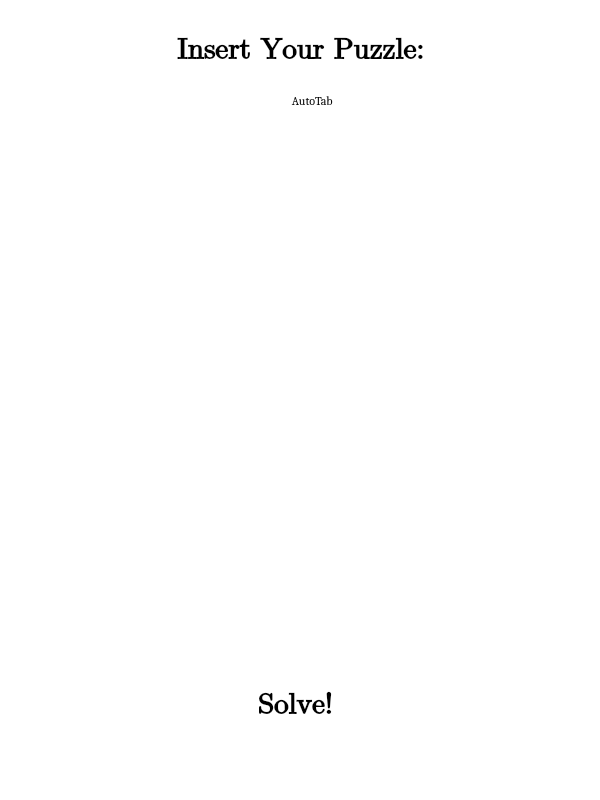
Before: the Qt Designer form mainwindow.ui in HayatoTenryuu/Qt-Sudoku-Solver, drawn with Qt 5.
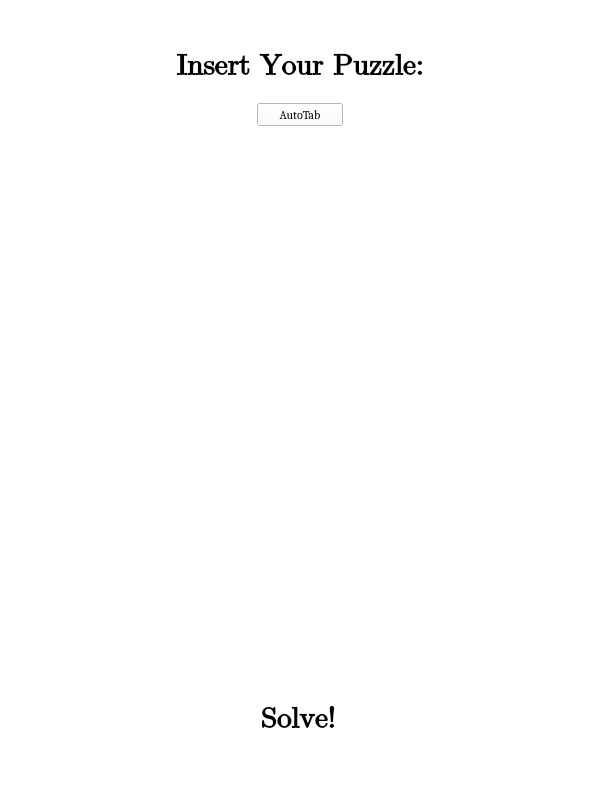
After: the same form once the commit is applied. Icons and pictures are not drawn.

Commit message: Drastically improved the look and behavior of the GUI

The edit to the form file:
```diff
--- a/mainwindow.ui
+++ b/mainwindow.ui
@@ -10,12 +10,6 @@
     <height>800</height>
    </rect>
   </property>
-  <property name="maximumSize">
-   <size>
-    <width>600</width>
-    <height>800</height>
-   </size>
-  </property>
   <property name="font">
    <font>
     <fontweight>DemiBold</fontweight>
@@ -34,14 +28,144 @@
    <enum>QTabWidget::Rounded</enum>
   </property>
   <widget class="QWidget" name="centralwidget">
+   <property name="enabled">
+    <bool>true</bool>
+   </property>
+   <layout class="QGridLayout" name="gridLayout">
+    <item row="0" column="0">
+     <layout class="QVBoxLayout" name="verticalLayout_3">
+      <item>
+       <layout class="QVBoxLayout" name="verticalLayout_2">
+        <item>
+         <spacer name="verticalSpacer">
+          <property name="orientation">
+           <enum>Qt::Vertical</enum>
+          </property>
+          <property name="sizeHint" stdset="0">
+           <size>
+            <width>20</width>
+            <height>13</height>
+           </size>
+          </property>
+         </spacer>
+        </item>
+        <item>
+         <layout class="QHBoxLayout" name="horizontalLayout_5">
+          <item>
+           <spacer name="horizontalSpacer_9">
+            <property name="orientation">
+             <enum>Qt::Horizontal</enum>
+            </property>
+            <property name="sizeHint" stdset="0">
+             <size>
+              <width>508</width>
+              <height>20</height>
+             </size>
+            </property>
+           </spacer>
+          </item>
+          <item>
+           <widget class="QPushButton" name="HelpButton">
+            <property name="sizePolicy">
+             <sizepolicy hsizetype="Expanding" vsizetype="Expanding">
+              <horstretch>0</horstretch>
+              <verstretch>0</verstretch>
+             </sizepolicy>
+            </property>
+            <property name="minimumSize">
+             <size>
+              <width>20</width>
+              <height>20</height>
+             </size>
+            </property>
+            <property name="maximumSize">
+             <size>
+              <width>20</width>
+              <height>20</height>
+             </size>
+            </property>
+            <property name="font">
+             <font>
+              <family>Cambria Math</family>
+              <pointsize>22</pointsize>
+              <bold>true</bold>
+             </font>
+            </property>
+            <property name="cursor">
+             <cursorShape>WhatsThisCursor</cursorShape>
+            </property>
+            <property name="toolTip">
+             <string>&lt;html&gt;&lt;head/&gt;&lt;body&gt;&lt;p&gt;&lt;span style=&quot; font-size:9pt;&quot;&gt;About le game&lt;/span&gt;&lt;/p&gt;&lt;/body&gt;&lt;/html&gt;</string>
+            </property>
+            <property name="autoFillBackground">
+             <bool>false</bool>
+            </property>
+            <property name="styleSheet">
+             <string notr="true"/>
+            </property>
+            <property name="text">
+             <string/>
+            </property>
+            <property name="iconSize">
+             <size>
+              <width>20</width>
+              <height>20</height>
+             </size>
+            </property>
+            <property name="default">
+             <bool>false</bool>
+            </property>
+            <property name="flat">
+             <bool>true</bool>
+            </property>
+           </widget>
+          </item>
+          <item>
+           <spacer name="horizontalSpacer_10">
+            <property name="orientation">
+             <enum>Qt::Horizontal</enum>
+            </property>
+            <property name="sizeType">
+             <enum>QSizePolicy::Fixed</enum>
+            </property>
+            <property name="sizeHint" stdset="0">
+             <size>
+              <width>40</width>
+              <height>20</height>
+             </size>
+            </property>
+           </spacer>
+          </item>
+         </layout>
+        </item>
+        <item>
+         <layout class="QHBoxLayout" name="horizontalLayout_4">
+          <item>
+           <spacer name="horizontalSpacer_7">
+            <property name="orientation">
+             <enum>Qt::Horizontal</enum>
+            </property>
+            <property name="sizeHint" stdset="0">
+             <size>
+              <width>168</width>
+              <height>20</height>
+             </size>
+            </property>
+           </spacer>
+          </item>
+          <item>
    <widget class="QLabel" name="label">
-    <property name="geometry">
-     <rect>
-      <x>160</x>
-      <y>30</y>
-      <width>281</width>
-      <height>40</height>
-     </rect>
+            <property name="sizePolicy">
+             <sizepolicy hsizetype="Expanding" vsizetype="Expanding">
+              <horstretch>0</horstretch>
+              <verstretch>0</verstretch>
+             </sizepolicy>
+            </property>
+            <property name="minimumSize">
+             <size>
+              <width>250</width>
+              <height>30</height>
+             </size>
     </property>
     <property name="font">
      <font>
@@ -63,33 +187,63 @@
      <set>Qt::AlignCenter</set>
     </property>
    </widget>
-   <widget class="QLabel" name="label_2">
-    <property name="geometry">
-     <rect>
-      <x>45</x>
-      <y>128</y>
-      <width>511</width>
-      <height>511</height>
-     </rect>
-    </property>
-    <property name="text">
-     <string/>
-    </property>
-    <property name="pixmap">
-     <pixmap resource="Resources.qrc">:/Resources/Resources/blank-sudoku-grid.png</pixmap>
-    </property>
-    <property name="openExternalLinks">
-     <bool>true</bool>
-    </property>
-   </widget>
-   <widget class="QPushButton" name="pushButton_2">
-    <property name="geometry">
-     <rect>
-      <x>235</x>
-      <y>80</y>
-      <width>131</width>
-      <height>41</height>
-     </rect>
+          </item>
+          <item>
+           <spacer name="horizontalSpacer_8">
+            <property name="orientation">
+             <enum>Qt::Horizontal</enum>
+            </property>
+            <property name="sizeHint" stdset="0">
+             <size>
+              <width>168</width>
+              <height>20</height>
+             </size>
+            </property>
+           </spacer>
+          </item>
+         </layout>
+        </item>
+        <item>
+         <spacer name="verticalSpacer_2">
+          <property name="orientation">
+           <enum>Qt::Vertical</enum>
+          </property>
+          <property name="sizeHint" stdset="0">
+           <size>
+            <width>20</width>
+            <height>13</height>
+           </size>
+          </property>
+         </spacer>
+        </item>
+        <item>
+         <layout class="QHBoxLayout" name="horizontalLayout_3">
+          <item>
+           <spacer name="horizontalSpacer_5">
+            <property name="orientation">
+             <enum>Qt::Horizontal</enum>
+            </property>
+            <property name="sizeHint" stdset="0">
+             <size>
+              <width>248</width>
+              <height>20</height>
+             </size>
+            </property>
+           </spacer>
+          </item>
+          <item>
+           <widget class="QPushButton" name="TabButton">
+            <property name="sizePolicy">
+             <sizepolicy hsizetype="Expanding" vsizetype="Expanding">
+              <horstretch>0</horstretch>
+              <verstretch>0</verstretch>
+             </sizepolicy>
+            </property>
+            <property name="minimumSize">
+             <size>
+              <width>80</width>
+              <height>23</height>
+             </size>
     </property>
     <property name="font">
      <font>
@@ -99,15 +253,13 @@
      </font>
     </property>
     <property name="layoutDirection">
-     <enum>Qt::LeftToRight</enum>
+             <enum>Qt::RightToLeft</enum>
     </property>
     <property name="styleSheet">
-     <string notr="true">background-image: url(:/Resources/Resources/background.png);
-image: url(:/Resources/Resources/inactive.png);
-color: rgb(0, 0, 0);</string>
+             <string notr="true"/>
     </property>
     <property name="text">
-     <string>         AutoTab</string>
+             <string>AutoTab</string>
     </property>
     <property name="iconSize">
      <size>
@@ -121,25 +273,140 @@
     <property name="checked">
      <bool>false</bool>
     </property>
-    <property name="flat">
+           </widget>
+          </item>
+          <item>
+           <spacer name="horizontalSpacer_6">
+            <property name="orientation">
+             <enum>Qt::Horizontal</enum>
+            </property>
+            <property name="sizeHint" stdset="0">
+             <size>
+              <width>248</width>
+              <height>20</height>
+             </size>
+            </property>
+           </spacer>
+          </item>
+         </layout>
+        </item>
+        <item>
+         <spacer name="verticalSpacer_3">
+          <property name="orientation">
+           <enum>Qt::Vertical</enum>
+          </property>
+          <property name="sizeHint" stdset="0">
+           <size>
+            <width>20</width>
+            <height>13</height>
+           </size>
+          </property>
+         </spacer>
+        </item>
+       </layout>
+      </item>
+      <item>
+       <layout class="QHBoxLayout" name="horizontalLayout_2">
+        <item>
+         <spacer name="horizontalSpacer_3">
+          <property name="orientation">
+           <enum>Qt::Horizontal</enum>
+          </property>
+          <property name="sizeHint" stdset="0">
+           <size>
+            <width>40</width>
+            <height>20</height>
+           </size>
+          </property>
+         </spacer>
+        </item>
+        <item>
+         <widget class="QLabel" name="label_2">
+          <property name="sizePolicy">
+           <sizepolicy hsizetype="Expanding" vsizetype="Expanding">
+            <horstretch>0</horstretch>
+            <verstretch>0</verstretch>
+           </sizepolicy>
+          </property>
+          <property name="minimumSize">
+           <size>
+            <width>504</width>
+            <height>504</height>
+           </size>
+          </property>
+          <property name="text">
+           <string/>
+          </property>
+          <property name="pixmap">
+           <pixmap resource="Resources.qrc">:/Resources/Resources/blank-sudoku-grid.png</pixmap>
+          </property>
+          <property name="openExternalLinks">
      <bool>true</bool>
     </property>
    </widget>
+        </item>
+        <item>
+         <spacer name="horizontalSpacer_4">
+          <property name="orientation">
+           <enum>Qt::Horizontal</enum>
+          </property>
+          <property name="sizeHint" stdset="0">
+           <size>
+            <width>40</width>
+            <height>20</height>
+           </size>
+          </property>
+         </spacer>
+        </item>
+       </layout>
+      </item>
+      <item>
+       <layout class="QVBoxLayout" name="verticalLayout">
+        <item>
+         <spacer name="verticalSpacer_4">
+          <property name="orientation">
+           <enum>Qt::Vertical</enum>
+          </property>
+          <property name="sizeType">
+           <enum>QSizePolicy::Fixed</enum>
+          </property>
+          <property name="sizeHint" stdset="0">
+           <size>
+            <width>20</width>
+            <height>25</height>
+           </size>
+          </property>
+         </spacer>
+        </item>
+        <item>
+         <layout class="QHBoxLayout" name="horizontalLayout">
+          <item>
+           <spacer name="horizontalSpacer">
+            <property name="orientation">
+             <enum>Qt::Horizontal</enum>
+            </property>
+            <property name="sizeHint" stdset="0">
+             <size>
+              <width>158</width>
+              <height>20</height>
+             </size>
+            </property>
+           </spacer>
+          </item>
+          <item>
    <widget class="QPushButton" name="SolveButton">
-    <property name="geometry">
-     <rect>
-      <x>200</x>
-      <y>670</y>
-      <width>190</width>
-      <height>70</height>
-     </rect>
-    </property>
     <property name="sizePolicy">
-     <sizepolicy hsizetype="Preferred" vsizetype="Preferred">
+             <sizepolicy hsizetype="Expanding" vsizetype="Expanding">
       <horstretch>0</horstretch>
       <verstretch>0</verstretch>
      </sizepolicy>
     </property>
+            <property name="minimumSize">
+             <size>
+              <width>250</width>
+              <height>71</height>
+             </size>
+            </property>
     <property name="font">
      <font>
       <family>Cambria Math</family>
@@ -172,56 +439,43 @@
      <bool>true</bool>
     </property>
    </widget>
-   <widget class="QPushButton" name="HelpButton">
-    <property name="geometry">
-     <rect>
-      <x>520</x>
-      <y>40</y>
-      <width>21</width>
-      <height>21</height>
-     </rect>
-    </property>
-    <property name="sizePolicy">
-     <sizepolicy hsizetype="Preferred" vsizetype="Preferred">
-      <horstretch>0</horstretch>
-      <verstretch>0</verstretch>
-     </sizepolicy>
-    </property>
-    <property name="font">
-     <font>
-      <family>Cambria Math</family>
-      <pointsize>22</pointsize>
-      <bold>true</bold>
-     </font>
-    </property>
-    <property name="cursor">
-     <cursorShape>WhatsThisCursor</cursorShape>
-    </property>
-    <property name="toolTip">
-     <string>&lt;html&gt;&lt;head/&gt;&lt;body&gt;&lt;p&gt;&lt;span style=&quot; font-size:9pt;&quot;&gt;About le game&lt;/span&gt;&lt;/p&gt;&lt;/body&gt;&lt;/html&gt;</string>
-    </property>
-    <property name="autoFillBackground">
-     <bool>false</bool>
-    </property>
-    <property name="styleSheet">
-     <string notr="true"/>
-    </property>
-    <property name="text">
-     <string/>
-    </property>
-    <property name="iconSize">
+          </item>
+          <item>
+           <spacer name="horizontalSpacer_2">
+            <property name="orientation">
+             <enum>Qt::Horizontal</enum>
+            </property>
+            <property name="sizeHint" stdset="0">
      <size>
-      <width>20</width>
+              <width>168</width>
       <height>20</height>
      </size>
     </property>
-    <property name="default">
-     <bool>false</bool>
-    </property>
-    <property name="flat">
-     <bool>true</bool>
-    </property>
-   </widget>
+           </spacer>
+          </item>
+         </layout>
+        </item>
+        <item>
+         <spacer name="verticalSpacer_5">
+          <property name="orientation">
+           <enum>Qt::Vertical</enum>
+          </property>
+          <property name="sizeType">
+           <enum>QSizePolicy::Expanding</enum>
+          </property>
+          <property name="sizeHint" stdset="0">
+           <size>
+            <width>20</width>
+            <height>30</height>
+           </size>
+          </property>
+         </spacer>
+        </item>
+       </layout>
+      </item>
+     </layout>
+    </item>
+   </layout>
   </widget>
  </widget>
  <resources>
```
Left out of the diff: 4 changed lines with no effect on the pictures. Lines whose indentation alone changed are shown as unchanged. The commit also changes 1 other file.
